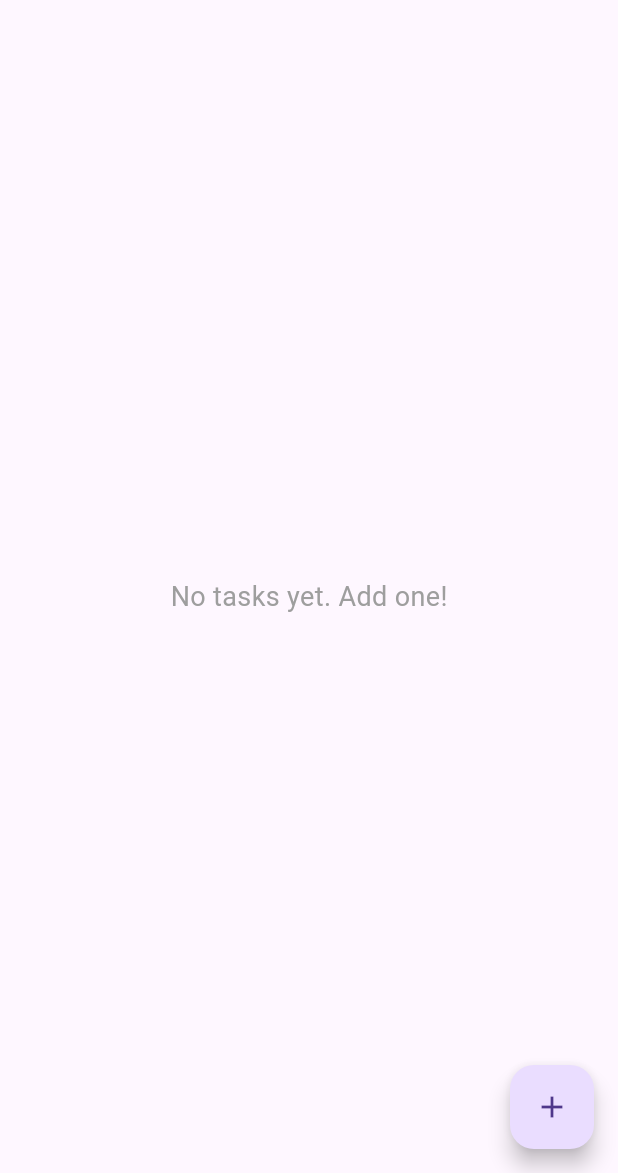
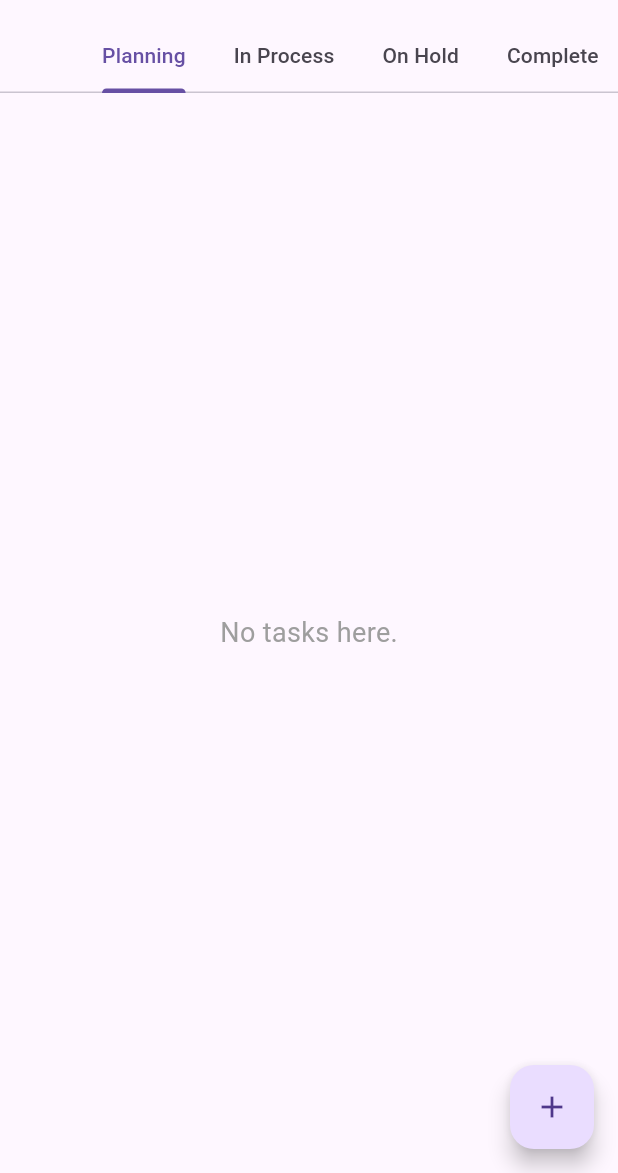
Before and after one commit to callmeCPU404/mi_task, a Flutter app: the Homescreen screen opened directly, on a phone screen of 412 x 824 dp, the part 63-1236 px from its top. Run offline on Flutter 3.47's test engine with Material 3 defaults, Android fonts, the light colour scheme and no system bars; our stand-ins replace flutter_riverpod.

Commit message:
Add tabbed navigation for task management and filter tasks by progress

```diff
--- a/lib/screens/homescreen.dart
+++ b/lib/screens/homescreen.dart
@@ -1,10 +1,70 @@
+// import 'package:flutter/material.dart';
+// import 'package:flutter_riverpod/flutter_riverpod.dart';
+// import 'package:mi_task/models/task_model.dart';
+// import 'package:mi_task/providers/task_provider.dart';
+// import 'package:mi_task/screens/task_detail_screen.dart';
+// import 'package:mi_task/widgets/task_card.dart';
+// import 'add_task_screen.dart';
+
+// class Homescreen extends ConsumerWidget {
+//   const Homescreen({super.key});
+
+//   @override
+//   Widget build(BuildContext context, WidgetRef ref) {
+//     final tasks = ref.watch(taskProvider);
+
+//     return Scaffold(
+//       appBar: AppBar(
+//         title: const Text("Task Manager"),
+//         centerTitle: true,
+//       ),
+//       body: tasks.isEmpty
+//           ? const Center(
+//               child: Text(
+//                 "No tasks yet. Add one!",
+//                 style: TextStyle(fontSize: 18, color: Colors.grey),
+//               ),
+//             )
+//           : ListView.builder(
+//               itemCount: tasks.length,
+//               itemBuilder: (context, index) {
+//                 final task = tasks[index];
+//                 return TaskCard(
+//                   task: task,
+//                   onTap: () {
+//   Navigator.push(
+//     context,
+//     MaterialPageRoute(
+//       builder: (_) => TaskDetailScreen(task: task),
+//     ),
+//   );
+// },
+
+//                   onDelete: () {
+//                     ref.read(taskProvider.notifier).deleteTask(task.id);
+//                   },
+//                 );
+//               },
+//             ),
+//       floatingActionButton: FloatingActionButton(
+//         onPressed: () {
+//           Navigator.push(
+//             context,
+//             MaterialPageRoute(builder: (_) => const AddTaskScreen()),
+//           );
+//         },
+//         child: const Icon(Icons.add),
+//       ),
+//     );
+//   }
+// }
 import 'package:flutter/material.dart';
 import 'package:flutter_riverpod/flutter_riverpod.dart';
 import 'package:mi_task/models/task_model.dart';
 import 'package:mi_task/providers/task_provider.dart';
-import 'package:mi_task/screens/task_detail_screen.dart';
 import 'package:mi_task/widgets/task_card.dart';
 import 'add_task_screen.dart';
+import 'task_detail_screen.dart';
 
 class Homescreen extends ConsumerWidget {
   const Homescreen({super.key});
@@ -13,19 +73,58 @@ class Homescreen extends ConsumerWidget {
   Widget build(BuildContext context, WidgetRef ref) {
     final tasks = ref.watch(taskProvider);
 
-    return Scaffold(
+    // Helper: filter tasks by progress
+    List<Task> filterTasks(Progress progress) {
+      return tasks.where((task) => task.progress == progress).toList();
+    }
+
+    return DefaultTabController(
+      length: 4,
+      child: Scaffold(
         appBar: AppBar(
           title: const Text("Task Manager"),
           centerTitle: true,
+          bottom: const TabBar(
+            isScrollable: true,
+            tabs: [
+              Tab(text: "Planning"),
+              Tab(text: "In Process"),
+              Tab(text: "On Hold"),
+              Tab(text: "Complete"),
+            ],
           ),
-      body: tasks.isEmpty
-          ? const Center(
+        ),
+        body: TabBarView(
+          children: [
+            _buildTaskList(filterTasks(Progress.planning), ref, context),
+            _buildTaskList(filterTasks(Progress.inProcess), ref, context),
+            _buildTaskList(filterTasks(Progress.onHold), ref, context),
+            _buildTaskList(filterTasks(Progress.complete), ref, context),
+          ],
+        ),
+        floatingActionButton: FloatingActionButton(
+          onPressed: () {
+            Navigator.push(
+              context,
+              MaterialPageRoute(builder: (_) => const AddTaskScreen()),
+            );
+          },
+          child: const Icon(Icons.add),
+        ),
+      ),
+    );
+  }
+
+  Widget _buildTaskList(List<Task> tasks, WidgetRef ref, BuildContext context) {
+    if (tasks.isEmpty) {
+      return const Center(
         child: Text(
-                "No tasks yet. Add one!",
+          "No tasks here.",
           style: TextStyle(fontSize: 18, color: Colors.grey),
         ),
-            )
-          : ListView.builder(
+      );
+    }
+    return ListView.builder(
       itemCount: tasks.length,
       itemBuilder: (context, index) {
         final task = tasks[index];
@@ -39,22 +138,11 @@ class Homescreen extends ConsumerWidget {
               ),
             );
           },
-
           onDelete: () {
             ref.read(taskProvider.notifier).deleteTask(task.id);
           },
         );
       },
-            ),
-      floatingActionButton: FloatingActionButton(
-        onPressed: () {
-          Navigator.push(
-            context,
-            MaterialPageRoute(builder: (_) => const AddTaskScreen()),
-          );
-        },
-        child: const Icon(Icons.add),
-      ),
     );
   }
 }
```
Lines whose indentation alone changed are shown as unchanged.
